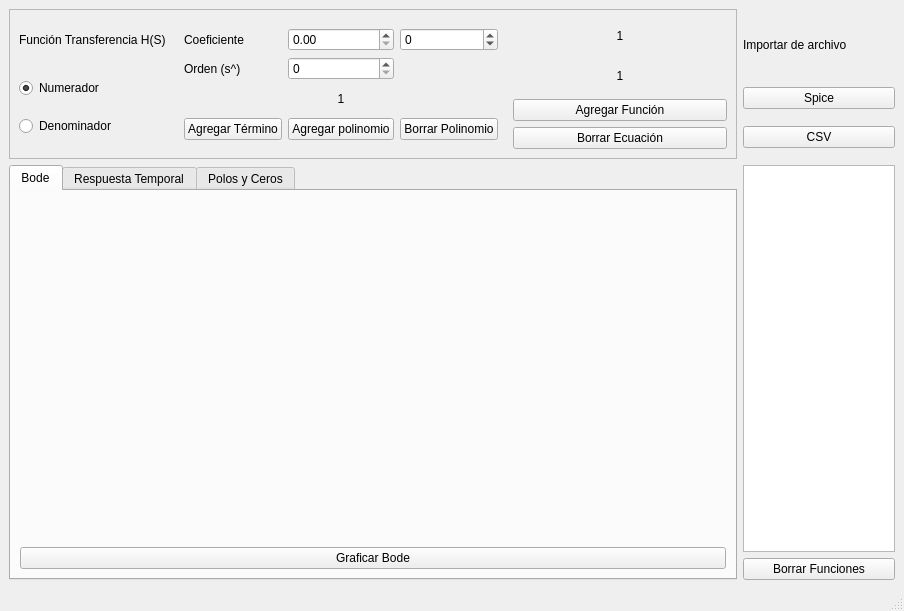
Above: designer/mainwindow.ui from BrunoDS01/TC_TP1_Grupo_6 before the change. Below: the same form after it.
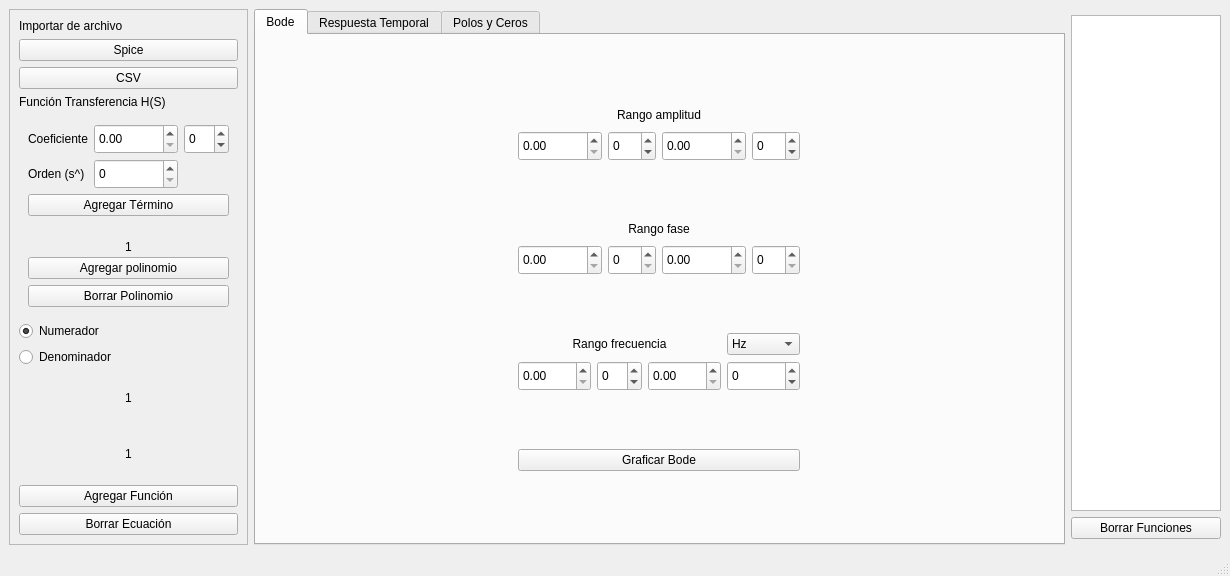
That is the form after the change.

Commit message: Descubrí que el toolbar permite modificar lo que nos piden

```diff
--- a/designer/mainwindow.ui
+++ b/designer/mainwindow.ui
@@ -6,8 +6,8 @@
    <rect>
     <x>0</x>
     <y>0</y>
-    <width>904</width>
-    <height>611</height>
+    <width>1230</width>
+    <height>576</height>
    </rect>
   </property>
   <property name="windowTitle">
@@ -15,49 +15,405 @@
   </property>
   <widget class="QWidget" name="centralwidget">
    <layout class="QGridLayout" name="gridLayout_2">
-    <item row="1" column="1">
-     <layout class="QVBoxLayout" name="verticalLayout_3">
-      <item>
-       <widget class="QLabel" name="label_10">
-        <property name="maximumSize">
-         <size>
-          <width>16777215</width>
-          <height>50</height>
-         </size>
-        </property>
-        <property name="text">
-         <string>Importar de archivo</string>
-        </property>
-       </widget>
-      </item>
-      <item>
-       <widget class="QPushButton" name="spiceButton">
-        <property name="text">
-         <string>Spice</string>
-        </property>
-       </widget>
-      </item>
-      <item>
-       <widget class="QPushButton" name="csvButton">
-        <property name="text">
-         <string>CSV</string>
-        </property>
-       </widget>
-      </item>
-     </layout>
+    <item row="2" column="2">
+     <widget class="QListWidget" name="functionsList">
+      <property name="minimumSize">
+       <size>
+        <width>150</width>
+        <height>0</height>
+       </size>
+      </property>
+      <property name="maximumSize">
+       <size>
+        <width>150</width>
+        <height>600</height>
+       </size>
+      </property>
+     </widget>
     </item>
-    <item row="1" column="0">
+    <item row="1" column="1" rowspan="4">
+     <widget class="QTabWidget" name="plotWidget">
+      <property name="minimumSize">
+       <size>
+        <width>800</width>
+        <height>0</height>
+       </size>
+      </property>
+      <property name="maximumSize">
+       <size>
+        <width>16777215</width>
+        <height>16777215</height>
+       </size>
+      </property>
+      <property name="currentIndex">
+       <number>0</number>
+      </property>
+      <widget class="QWidget" name="tab">
+       <attribute name="title">
+        <string>Bode</string>
+       </attribute>
+       <layout class="QGridLayout" name="gridLayout_3">
+        <item row="0" column="0">
+         <layout class="QVBoxLayout" name="amplitudeBodePlot">
+          <property name="sizeConstraint">
+           <enum>QLayout::SetDefaultConstraint</enum>
+          </property>
+         </layout>
+        </item>
+        <item row="0" column="1" rowspan="2">
+         <widget class="QWidget" name="visualConfWidget" native="true">
+          <property name="minimumSize">
+           <size>
+            <width>200</width>
+            <height>0</height>
+           </size>
+          </property>
+          <property name="maximumSize">
+           <size>
+            <width>300</width>
+            <height>16777215</height>
+           </size>
+          </property>
+          <layout class="QGridLayout" name="gridLayout_11">
+           <item row="4" column="0">
+            <layout class="QGridLayout" name="gridLayout_10">
+             <item row="3" column="1" colspan="2">
+              <widget class="QLabel" name="label_6">
+               <property name="maximumSize">
+                <size>
+                 <width>16777215</width>
+                 <height>20</height>
+                </size>
+               </property>
+               <property name="text">
+                <string>Rango fase</string>
+               </property>
+               <property name="alignment">
+                <set>Qt::AlignCenter</set>
+               </property>
+              </widget>
+             </item>
+             <item row="4" column="2">
+              <layout class="QGridLayout" name="gridLayout_16">
+               <item row="0" column="0">
+                <widget class="QDoubleSpinBox" name="phaseMaxValue">
+                 <property name="minimumSize">
+                  <size>
+                   <width>0</width>
+                   <height>30</height>
+                  </size>
+                 </property>
+                 <property name="maximum">
+                  <double>100000.000000000000000</double>
+                 </property>
+                </widget>
+               </item>
+               <item row="0" column="1">
+                <widget class="QSpinBox" name="phaseMaxMultiplier">
+                 <property name="minimumSize">
+                  <size>
+                   <width>0</width>
+                   <height>30</height>
+                  </size>
+                 </property>
+                </widget>
+               </item>
+              </layout>
+             </item>
+             <item row="4" column="1">
+              <layout class="QGridLayout" name="gridLayout_15">
+               <item row="0" column="0">
+                <widget class="QDoubleSpinBox" name="phaseMinValue">
+                 <property name="minimumSize">
+                  <size>
+                   <width>0</width>
+                   <height>30</height>
+                  </size>
+                 </property>
+                 <property name="maximum">
+                  <double>100000.000000000000000</double>
+                 </property>
+                </widget>
+               </item>
+               <item row="0" column="1">
+                <widget class="QSpinBox" name="phaseMinMultiplier">
+                 <property name="minimumSize">
+                  <size>
+                   <width>0</width>
+                   <height>30</height>
+                  </size>
+                 </property>
+                </widget>
+               </item>
+              </layout>
+             </item>
+            </layout>
+           </item>
+           <item row="6" column="0">
+            <widget class="QPushButton" name="plotBodeButton">
+             <property name="text">
+              <string>Graficar Bode</string>
+             </property>
+            </widget>
+           </item>
+           <item row="3" column="0">
+            <layout class="QGridLayout" name="gridLayout_9">
+             <item row="4" column="2">
+              <layout class="QGridLayout" name="gridLayout_13">
+               <item row="0" column="0">
+                <widget class="QDoubleSpinBox" name="amplitudeMaxValue">
+                 <property name="minimumSize">
+                  <size>
+                   <width>0</width>
+                   <height>30</height>
+                  </size>
+                 </property>
+                 <property name="maximum">
+                  <double>100000.000000000000000</double>
+                 </property>
+                </widget>
+               </item>
+               <item row="0" column="1">
+                <widget class="QSpinBox" name="amplitudeMaxMultiplier">
+                 <property name="minimumSize">
+                  <size>
+                   <width>0</width>
+                   <height>30</height>
+                  </size>
+                 </property>
+                 <property name="minimum">
+                  <number>-12</number>
+                 </property>
+                 <property name="maximum">
+                  <number>12</number>
+                 </property>
+                 <property name="singleStep">
+                  <number>3</number>
+                 </property>
+                </widget>
+               </item>
+              </layout>
+             </item>
+             <item row="4" column="1">
+              <layout class="QGridLayout" name="gridLayout_12">
+               <item row="0" column="0">
+                <widget class="QDoubleSpinBox" name="amplitudeMinValue">
+                 <property name="minimumSize">
+                  <size>
+                   <width>0</width>
+                   <height>30</height>
+                  </size>
+                 </property>
+                 <property name="maximum">
+                  <double>100000.000000000000000</double>
+                 </property>
+                </widget>
+               </item>
+               <item row="0" column="1">
+                <widget class="QSpinBox" name="amplitudeMinMultiplier">
+                 <property name="minimumSize">
+                  <size>
+                   <width>0</width>
+                   <height>30</height>
+                  </size>
+                 </property>
+                 <property name="minimum">
+                  <number>-12</number>
+                 </property>
+                 <property name="maximum">
+                  <number>12</number>
+                 </property>
+                 <property name="singleStep">
+                  <number>3</number>
+                 </property>
+                </widget>
+               </item>
+              </layout>
+             </item>
+             <item row="3" column="1" colspan="2">
+              <widget class="QLabel" name="label_2">
+               <property name="maximumSize">
+                <size>
+                 <width>16777215</width>
+                 <height>20</height>
+                </size>
+               </property>
+               <property name="text">
+                <string>Rango amplitud</string>
+               </property>
+               <property name="alignment">
+                <set>Qt::AlignCenter</set>
+               </property>
+              </widget>
+             </item>
+            </layout>
+           </item>
+           <item row="5" column="0">
+            <layout class="QGridLayout" name="gridLayout_19">
+             <item row="1" column="1">
+              <widget class="QSpinBox" name="minFreqMultiplier">
+               <property name="minimumSize">
+                <size>
+                 <width>0</width>
+                 <height>30</height>
+                </size>
+               </property>
+               <property name="minimum">
+                <number>-12</number>
+               </property>
+               <property name="maximum">
+                <number>12</number>
+               </property>
+               <property name="singleStep">
+                <number>3</number>
+               </property>
+              </widget>
+             </item>
+             <item row="1" column="0">
+              <widget class="QDoubleSpinBox" name="minFreqValue">
+               <property name="minimumSize">
+                <size>
+                 <width>0</width>
+                 <height>30</height>
+                </size>
+               </property>
+               <property name="maximum">
+                <double>100000.000000000000000</double>
+               </property>
+              </widget>
+             </item>
+             <item row="1" column="2">
+              <widget class="QDoubleSpinBox" name="maxFreqValue">
+               <property name="minimumSize">
+                <size>
+                 <width>0</width>
+                 <height>30</height>
+                </size>
+               </property>
+               <property name="maximum">
+                <double>100000.000000000000000</double>
+               </property>
+              </widget>
+             </item>
+             <item row="1" column="3">
+              <widget class="QSpinBox" name="maxFreqMultiplier">
+               <property name="minimumSize">
+                <size>
+                 <width>0</width>
+                 <height>30</height>
+                </size>
+               </property>
+               <property name="minimum">
+                <number>-12</number>
+               </property>
+               <property name="maximum">
+                <number>12</number>
+               </property>
+               <property name="singleStep">
+                <number>3</number>
+               </property>
+               <property name="value">
+                <number>0</number>
+               </property>
+              </widget>
+             </item>
+             <item row="0" column="3">
+              <widget class="QComboBox" name="freqMode">
+               <item>
+                <property name="text">
+                 <string>Hz</string>
+                </property>
+               </item>
+               <item>
+                <property name="text">
+                 <string>Rad/seg</string>
+                </property>
+               </item>
+              </widget>
+             </item>
+             <item row="0" column="0" colspan="3">
+              <widget class="QLabel" name="label_8">
+               <property name="maximumSize">
+                <size>
+                 <width>16777215</width>
+                 <height>16777215</height>
+                </size>
+               </property>
+               <property name="text">
+                <string>Rango frecuencia</string>
+               </property>
+               <property name="alignment">
+                <set>Qt::AlignCenter</set>
+               </property>
+              </widget>
+             </item>
+            </layout>
+           </item>
+          </layout>
+         </widget>
+        </item>
+        <item row="1" column="0">
+         <layout class="QVBoxLayout" name="phaseBodePlot"/>
+        </item>
+       </layout>
+      </widget>
+      <widget class="QWidget" name="tab_2">
+       <attribute name="title">
+        <string>Respuesta Temporal</string>
+       </attribute>
+       <layout class="QGridLayout" name="gridLayout_4">
+        <item row="0" column="0" rowspan="2">
+         <widget class="QWidget" name="temporalResponsePlot" native="true">
+          <property name="minimumSize">
+           <size>
+            <width>500</width>
+            <height>0</height>
+           </size>
+          </property>
+          <property name="maximumSize">
+           <size>
+            <width>166674</width>
+            <height>16777215</height>
+           </size>
+          </property>
+         </widget>
+        </item>
+        <item row="0" column="1" rowspan="2">
+         <widget class="QWidget" name="visualConfWidget_2" native="true">
+          <property name="minimumSize">
+           <size>
+            <width>200</width>
+            <height>0</height>
+           </size>
+          </property>
+         </widget>
+        </item>
+       </layout>
+      </widget>
+      <widget class="QWidget" name="tab_3">
+       <attribute name="title">
+        <string>Polos y Ceros</string>
+       </attribute>
+       <layout class="QGridLayout" name="gridLayout_5">
+        <item row="0" column="0">
+         <widget class="QWidget" name="zeroesPolesPlot" native="true"/>
+        </item>
+       </layout>
+      </widget>
+     </widget>
+    </item>
+    <item row="1" column="0" rowspan="4">
      <widget class="QFrame" name="frame_2">
       <property name="minimumSize">
        <size>
         <width>0</width>
-        <height>150</height>
+        <height>0</height>
        </size>
       </property>
       <property name="maximumSize">
        <size>
-        <width>16777215</width>
-        <height>200</height>
+        <width>250</width>
+        <height>9999999</height>
        </size>
       </property>
       <property name="frameShape">
@@ -67,75 +423,16 @@
        <enum>QFrame::Raised</enum>
       </property>
       <layout class="QGridLayout" name="gridLayout_6">
-       <item row="0" column="2" rowspan="3">
-        <layout class="QVBoxLayout" name="verticalLayout_2">
-         <item>
-          <widget class="QLabel" name="numLabel">
-           <property name="text">
-            <string>1</string>
-           </property>
-           <property name="alignment">
-            <set>Qt::AlignCenter</set>
-           </property>
-          </widget>
-         </item>
-         <item>
-          <widget class="QLabel" name="denLabel">
-           <property name="text">
-            <string>1</string>
-           </property>
-           <property name="alignment">
-            <set>Qt::AlignCenter</set>
-           </property>
-          </widget>
-         </item>
-         <item>
-          <widget class="QPushButton" name="addFunctionButton">
-           <property name="text">
-            <string>Agregar Función</string>
-           </property>
-          </widget>
-         </item>
-         <item>
-          <widget class="QPushButton" name="eraseEquationButton">
-           <property name="text">
-            <string>Borrar Ecuación</string>
-           </property>
-          </widget>
-         </item>
-        </layout>
-       </item>
-       <item row="0" column="0">
-        <widget class="QLabel" name="label">
-         <property name="maximumSize">
-          <size>
-           <width>150</width>
-           <height>16777215</height>
-          </size>
-         </property>
-         <property name="text">
-          <string>Función Transferencia H(S)</string>
-         </property>
-        </widget>
-       </item>
-       <item row="0" column="1" rowspan="3">
+       <item row="2" column="1" rowspan="3">
         <widget class="QWidget" name="widget" native="true">
+         <property name="maximumSize">
+          <size>
+           <width>16777215</width>
+           <height>200</height>
+          </size>
+         </property>
          <layout class="QGridLayout" name="gridLayout_7">
-          <item row="4" column="1">
-           <widget class="QPushButton" name="addPolinomialButton">
-            <property name="text">
-             <string>Agregar polinomio</string>
-            </property>
-           </widget>
-          </item>
-          <item row="4" column="0">
-           <widget class="QPushButton" name="addTermButton">
-            <property name="text">
-             <string>Agregar Término</string>
-            </property>
-           </widget>
-          </item>
-          <item row="4" column="2">
+          <item row="8" column="0" colspan="3">
            <widget class="QPushButton" name="erasePolinomialButton">
             <property name="text">
              <string>Borrar Polinomio</string>
@@ -144,6 +441,12 @@
           </item>
           <item row="3" column="0" colspan="3">
            <widget class="QLabel" name="currentPolLabel">
+            <property name="minimumSize">
+             <size>
+              <width>0</width>
+              <height>50</height>
+             </size>
+            </property>
             <property name="text">
              <string>1</string>
             </property>
@@ -152,8 +455,34 @@
             </property>
            </widget>
           </item>
+          <item row="0" column="0">
+           <widget class="QLabel" name="label_4">
+            <property name="text">
+             <string>Coeficiente</string>
+            </property>
+           </widget>
+          </item>
+          <item row="7" column="0" colspan="3">
+           <widget class="QPushButton" name="addPolinomialButton">
+            <property name="text">
+             <string>Agregar polinomio</string>
+            </property>
+           </widget>
+          </item>
           <item row="1" column="1">
            <widget class="QSpinBox" name="ordenSpinbox">
+            <property name="minimumSize">
+             <size>
+              <width>0</width>
+              <height>30</height>
+             </size>
+            </property>
+            <property name="maximumSize">
+             <size>
+              <width>16777215</width>
+              <height>16777215</height>
+             </size>
+            </property>
             <property name="maximum">
              <number>1000000000</number>
             </property>
@@ -166,22 +495,20 @@
             </property>
            </widget>
           </item>
-          <item row="0" column="0">
-           <widget class="QLabel" name="label_4">
-            <property name="text">
-             <string>Coeficiente</string>
-            </property>
-           </widget>
-          </item>
-          <item row="0" column="1">
-           <widget class="QDoubleSpinBox" name="coefDoubleBox">
-            <property name="maximum">
-             <double>1000000000000.000000000000000</double>
-            </property>
-           </widget>
-          </item>
           <item row="0" column="2">
            <widget class="QSpinBox" name="coefMultiplier">
+            <property name="minimumSize">
+             <size>
+              <width>0</width>
+              <height>30</height>
+             </size>
+            </property>
+            <property name="maximumSize">
+             <size>
+              <width>16777215</width>
+              <height>16777215</height>
+             </size>
+            </property>
             <property name="minimum">
              <number>-12</number>
             </property>
@@ -193,10 +520,99 @@
             </property>
            </widget>
           </item>
+          <item row="0" column="1">
+           <widget class="QDoubleSpinBox" name="coefDoubleBox">
+            <property name="minimumSize">
+             <size>
+              <width>0</width>
+              <height>30</height>
+             </size>
+            </property>
+            <property name="maximumSize">
+             <size>
+              <width>16777215</width>
+              <height>16777215</height>
+             </size>
+            </property>
+            <property name="maximum">
+             <double>1000000000000.000000000000000</double>
+            </property>
+           </widget>
+          </item>
+          <item row="2" column="0" colspan="3">
+           <widget class="QPushButton" name="addTermButton">
+            <property name="text">
+             <string>Agregar Término</string>
+            </property>
+           </widget>
+          </item>
          </layout>
         </widget>
        </item>
-       <item row="1" column="0" rowspan="2">
+       <item row="1" column="1">
+        <widget class="QLabel" name="label">
+         <property name="maximumSize">
+          <size>
+           <width>150</width>
+           <height>16777215</height>
+          </size>
+         </property>
+         <property name="text">
+          <string>Función Transferencia H(S)</string>
+         </property>
+        </widget>
+       </item>
+       <item row="6" column="1">
+        <layout class="QVBoxLayout" name="verticalLayout_2">
+         <item>
+          <widget class="QLabel" name="numLabel">
+           <property name="minimumSize">
+            <size>
+             <width>0</width>
+             <height>50</height>
+            </size>
+           </property>
+           <property name="text">
+            <string>1</string>
+           </property>
+           <property name="alignment">
+            <set>Qt::AlignCenter</set>
+           </property>
+          </widget>
+         </item>
+         <item>
+          <widget class="QLabel" name="denLabel">
+           <property name="minimumSize">
+            <size>
+             <width>0</width>
+             <height>50</height>
+            </size>
+           </property>
+           <property name="text">
+            <string>1</string>
+           </property>
+           <property name="alignment">
+            <set>Qt::AlignCenter</set>
+           </property>
+          </widget>
+         </item>
+         <item>
+          <widget class="QPushButton" name="addFunctionButton">
+           <property name="text">
+            <string>Agregar Función</string>
+           </property>
+          </widget>
+         </item>
+         <item>
+          <widget class="QPushButton" name="eraseEquationButton">
+           <property name="text">
+            <string>Borrar Ecuación</string>
+           </property>
+          </widget>
+         </item>
+        </layout>
+       </item>
+       <item row="5" column="1">
         <layout class="QVBoxLayout" name="verticalLayout">
          <item>
           <widget class="QRadioButton" name="numButton">
@@ -223,112 +639,47 @@
          </item>
         </layout>
        </item>
+       <item row="0" column="1">
+        <layout class="QVBoxLayout" name="verticalLayout_3">
+         <item>
+          <widget class="QLabel" name="label_10">
+           <property name="maximumSize">
+            <size>
+             <width>16777215</width>
+             <height>50</height>
+            </size>
+           </property>
+           <property name="text">
+            <string>Importar de archivo</string>
+           </property>
+          </widget>
+         </item>
+         <item>
+          <widget class="QPushButton" name="spiceButton">
+           <property name="text">
+            <string>Spice</string>
+           </property>
+          </widget>
+         </item>
+         <item>
+          <widget class="QPushButton" name="csvButton">
+           <property name="text">
+            <string>CSV</string>
+           </property>
+          </widget>
+         </item>
+        </layout>
+       </item>
       </layout>
      </widget>
     </item>
-    <item row="2" column="1">
-     <widget class="QListWidget" name="functionsList">
-      <property name="minimumSize">
-       <size>
-        <width>150</width>
-        <height>0</height>
-       </size>
-      </property>
-      <property name="maximumSize">
-       <size>
-        <width>200</width>
-        <height>600</height>
-       </size>
-      </property>
-     </widget>
-    </item>
-    <item row="3" column="1">
+    <item row="3" column="2">
      <widget class="QPushButton" name="deleteFunctions">
       <property name="text">
        <string>Borrar Funciones</string>
       </property>
      </widget>
     </item>
-    <item row="2" column="0" rowspan="2">
-     <widget class="QTabWidget" name="plotWidget">
-      <property name="currentIndex">
-       <number>0</number>
-      </property>
-      <widget class="QWidget" name="tab">
-       <attribute name="title">
-        <string>Bode</string>
-       </attribute>
-       <layout class="QGridLayout" name="gridLayout_3">
-        <item row="2" column="1">
-         <widget class="QPushButton" name="plotBodeButton">
-          <property name="text">
-           <string>Graficar Bode</string>
-          </property>
-         </widget>
-        </item>
-        <item row="0" column="1" rowspan="2">
-         <widget class="QWidget" name="visualConfWidget" native="true">
-          <property name="minimumSize">
-           <size>
-            <width>200</width>
-            <height>0</height>
-           </size>
-          </property>
-         </widget>
-        </item>
-        <item row="0" column="0">
-         <layout class="QVBoxLayout" name="amplitudeBodePlot"/>
-        </item>
-        <item row="1" column="0">
-         <layout class="QVBoxLayout" name="phaseBodePlot"/>
-        </item>
-       </layout>
-      </widget>
-      <widget class="QWidget" name="tab_2">
-       <attribute name="title">
-        <string>Respuesta Temporal</string>
-       </attribute>
-       <layout class="QGridLayout" name="gridLayout_4">
-        <item row="0" column="0" rowspan="2">
-         <widget class="QWidget" name="temporalResponsePlot" native="true">
-          <property name="minimumSize">
-           <size>
-            <width>500</width>
-            <height>0</height>
-           </size>
-          </property>
-          <property name="maximumSize">
-           <size>
-            <width>166674</width>
-            <height>16777215</height>
-           </size>
-          </property>
-         </widget>
-        </item>
-        <item row="0" column="1" rowspan="2">
-         <widget class="QWidget" name="visualConfWidget_2" native="true">
-          <property name="minimumSize">
-           <size>
-            <width>200</width>
-            <height>0</height>
-           </size>
-          </property>
-         </widget>
-        </item>
-       </layout>
-      </widget>
-      <widget class="QWidget" name="tab_3">
-       <attribute name="title">
-        <string>Polos y Ceros</string>
-       </attribute>
-       <layout class="QGridLayout" name="gridLayout_5">
-        <item row="0" column="0">
-         <widget class="QWidget" name="zeroesPolesPlot" native="true"/>
-        </item>
-       </layout>
-      </widget>
-     </widget>
-    </item>
    </layout>
   </widget>
   <widget class="QStatusBar" name="statusbar"/>
```
The commit also changes 3 other files.
